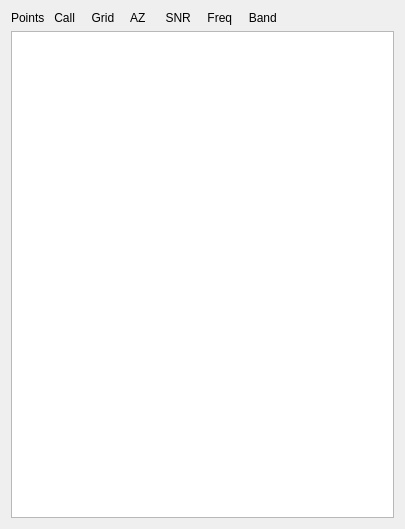
saitohirga/WSJT-X, file widgets/activeStations.ui: the form before one commit.
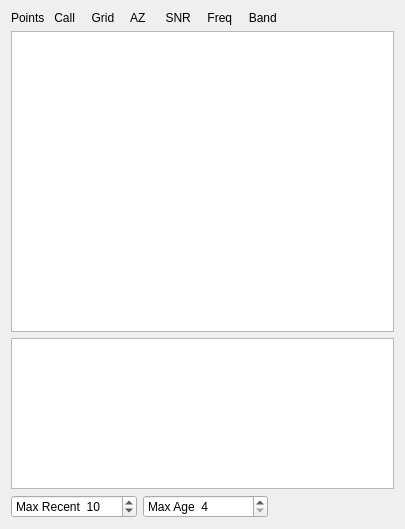
The form after the commit.

Commit message: Work in progress on the ActiveStations window.

```diff
--- a/widgets/activeStations.ui
+++ b/widgets/activeStations.ui
@@ -18,11 +18,27 @@
     <layout class="QGridLayout" name="gridLayout">
      <item row="1" column="0">
       <widget class="QPlainTextEdit" name="ActiveStationsPlainTextEdit">
+       <property name="sizePolicy">
+        <sizepolicy hsizetype="Expanding" vsizetype="Expanding">
+         <horstretch>0</horstretch>
+         <verstretch>2</verstretch>
+        </sizepolicy>
+       </property>
        <property name="lineWrapMode">
         <enum>QPlainTextEdit::NoWrap</enum>
        </property>
       </widget>
      </item>
+     <item row="2" column="0">
+      <widget class="QPlainTextEdit" name="RecentStationsPlainTextEdit">
+       <property name="sizePolicy">
+        <sizepolicy hsizetype="Expanding" vsizetype="Expanding">
+         <horstretch>0</horstretch>
+         <verstretch>1</verstretch>
+        </sizepolicy>
+       </property>
+      </widget>
+     </item>
      <item row="0" column="0">
       <widget class="QLabel" name="header_label">
        <property name="text">
@@ -33,6 +49,76 @@
        </property>
       </widget>
      </item>
+     <item row="3" column="0">
+      <layout class="QGridLayout" name="gridLayout_2">
+       <item row="0" column="1">
+        <widget class="QSpinBox" name="sbMaxAge">
+         <property name="sizePolicy">
+          <sizepolicy hsizetype="Expanding" vsizetype="Fixed">
+           <horstretch>0</horstretch>
+           <verstretch>0</verstretch>
+          </sizepolicy>
+         </property>
+         <property name="minimumSize">
+          <size>
+           <width>100</width>
+           <height>0</height>
+          </size>
+         </property>
+         <property name="prefix">
+          <string>Max Age  </string>
+         </property>
+         <property name="minimum">
+          <number>4</number>
+         </property>
+         <property name="maximum">
+          <number>10</number>
+         </property>
+         <property name="value">
+          <number>4</number>
+         </property>
+        </widget>
+       </item>
+       <item row="0" column="0">
+        <widget class="QSpinBox" name="sbMaxRecent">
+         <property name="sizePolicy">
+          <sizepolicy hsizetype="Expanding" vsizetype="Fixed">
+           <horstretch>0</horstretch>
+           <verstretch>0</verstretch>
+          </sizepolicy>
+         </property>
+         <property name="minimumSize">
+          <size>
+           <width>100</width>
+           <height>0</height>
+          </size>
+         </property>
+         <property name="prefix">
+          <string>Max Recent  </string>
+         </property>
+         <property name="maximum">
+          <number>20</number>
+         </property>
+         <property name="value">
+          <number>10</number>
+         </property>
+        </widget>
+       </item>
+       <item row="0" column="2">
+        <spacer name="horizontalSpacer">
+         <property name="orientation">
+          <enum>Qt::Horizontal</enum>
+         </property>
+         <property name="sizeHint" stdset="0">
+          <size>
+           <width>40</width>
+           <height>20</height>
+          </size>
+         </property>
+        </spacer>
+       </item>
+      </layout>
+     </item>
     </layout>
    </item>
   </layout>
```
The commit also changes 3 other files.
